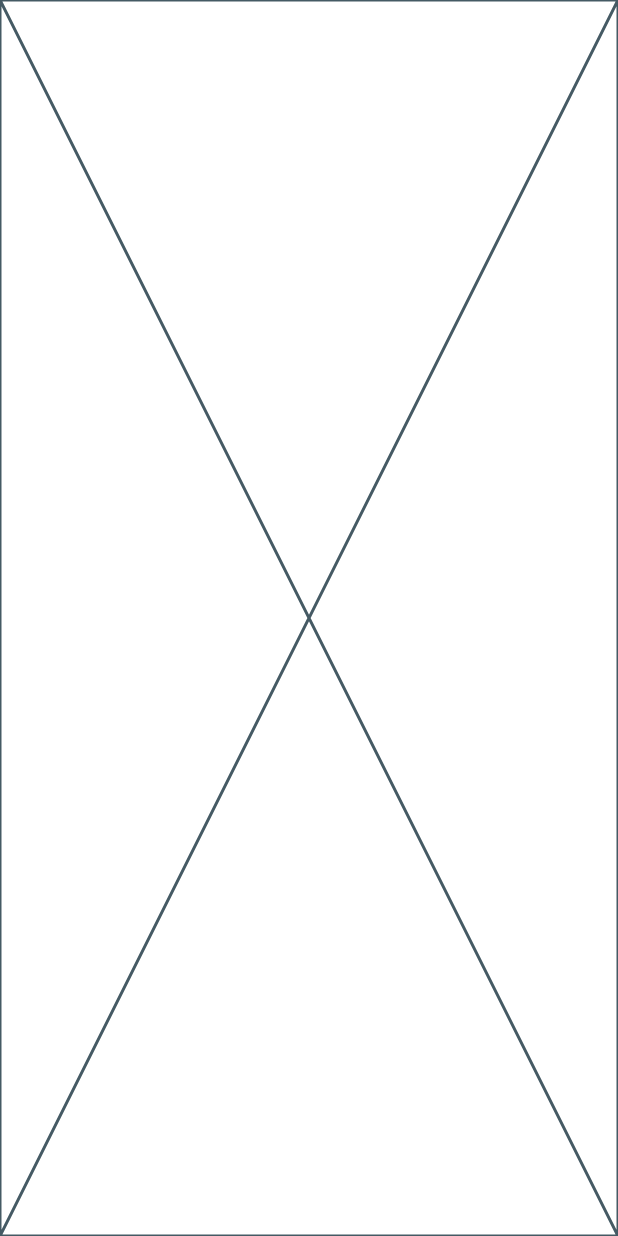
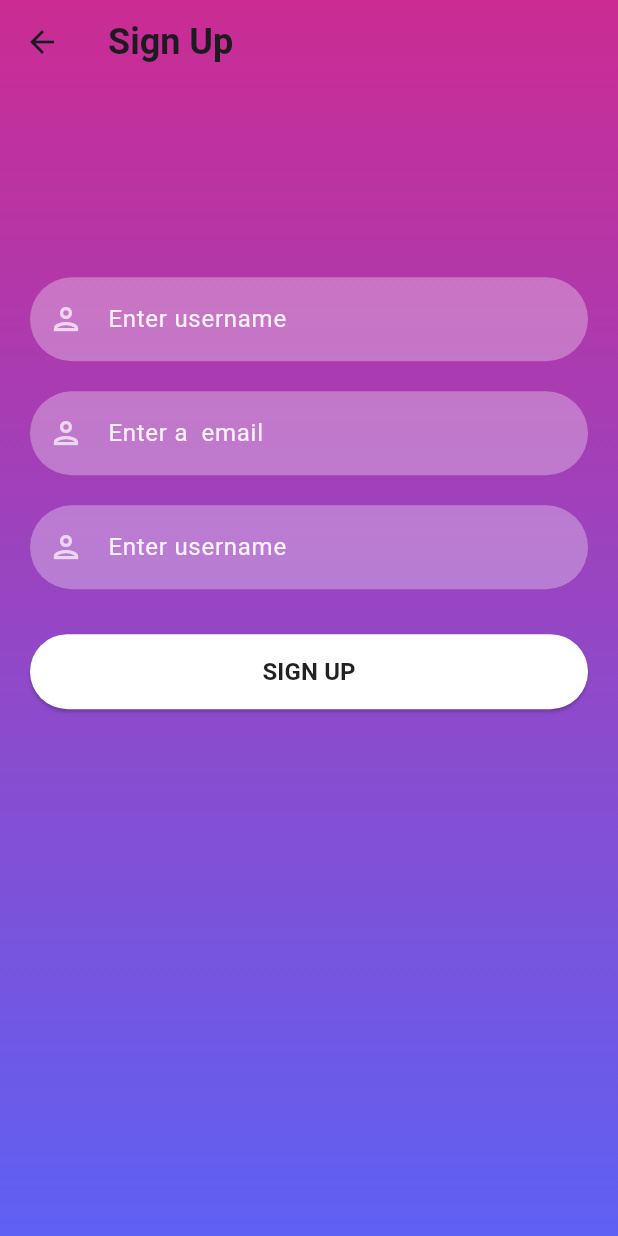
Before and after one commit to Shair1020/authentication-flutter, a Flutter app: the screen it shows after launch, after a tap on "Sign Up", on a phone screen of 412 x 824 dp. Run offline on Flutter 3.47's test engine with Material 3 defaults, Android fonts, the phone set to English and light mode, and no system bars.

Commit message:
feat : create a signup and home screen

```diff
--- a/lib/screens/signup_screen.dart
+++ b/lib/screens/signup_screen.dart
@@ -1,3 +1,6 @@
+import 'package:authentication_flutter/reusable_widgets/reusable_widgets.dart';
+import 'package:authentication_flutter/screens/home_screen.dart';
+import 'package:authentication_flutter/utils/color_utils.dart';
 import 'package:flutter/material.dart';
 
 class SignUpScreen extends StatefulWidget {
@@ -8,8 +11,60 @@ class SignUpScreen extends StatefulWidget {
 }
 
 class _SignUpScreenState extends State<SignUpScreen> {
+  final TextEditingController _passwordController = TextEditingController();
+  final TextEditingController _usernameController = TextEditingController();
+  final TextEditingController _emailController = TextEditingController();
   @override
   Widget build(BuildContext context) {
-    return const Placeholder();
+    return Scaffold(
+        extendBodyBehindAppBar: true,
+        appBar: AppBar(
+            backgroundColor: Colors.transparent,
+            elevation: 0,
+            title: const Text(
+              "Sign Up",
+              style: TextStyle(fontSize: 24, fontWeight: FontWeight.bold),
+            )),
+        body: Container(
+          width: MediaQuery.of(context).size.width,
+          height: MediaQuery.of(context).size.height,
+          decoration: BoxDecoration(
+              gradient: LinearGradient(colors: [
+            hexStringToColor('#CB2B93'),
+            hexStringToColor('#9546C4'),
+            hexStringToColor('#5E61F4')
+          ], begin: Alignment.topCenter, end: Alignment.bottomCenter)),
+          child: SingleChildScrollView(
+              child: Padding(
+            padding: EdgeInsets.fromLTRB(
+                20, MediaQuery.of(context).size.height * 0.2, 20, 0),
+            child: Column(children: <Widget>[
+              const SizedBox(
+                height: 20,
+              ),
+              reusableTextField("Enter username", Icons.person_outlined, false,
+                  _usernameController),
+              const SizedBox(
+                height: 20,
+              ),
+              reusableTextField("Enter a  email", Icons.person_outlined, false,
+                  _emailController),
+              const SizedBox(
+                height: 20,
+              ),
+              reusableTextField("Enter username", Icons.person_outlined, true,
+                  _passwordController),
+              const SizedBox(
+                height: 20,
+              ),
+              firebaseUIButton(context, "SIGN UP", () {
+                Navigator.push(
+                    context,
+                    MaterialPageRoute(
+                        builder: (context) => const HomeScreen()));
+              }),
+            ]),
+          )),
+        ));
   }
 }
```
Also changed, not shown: lib/screens/home_screen.dart (+26 -0 lines).
